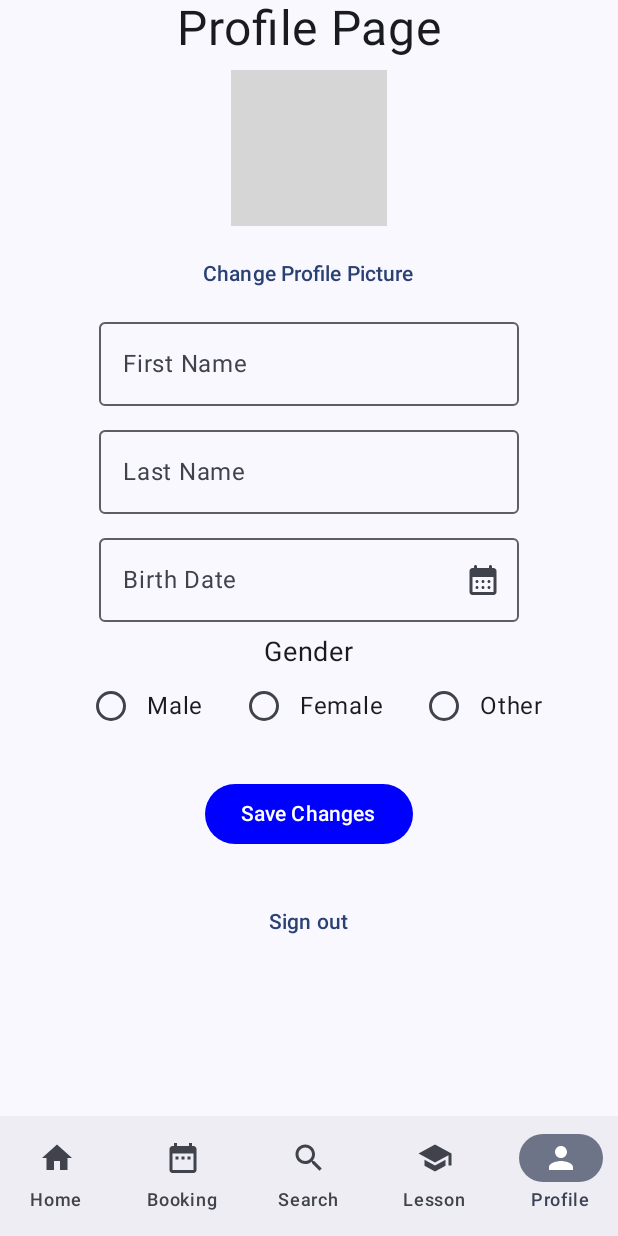
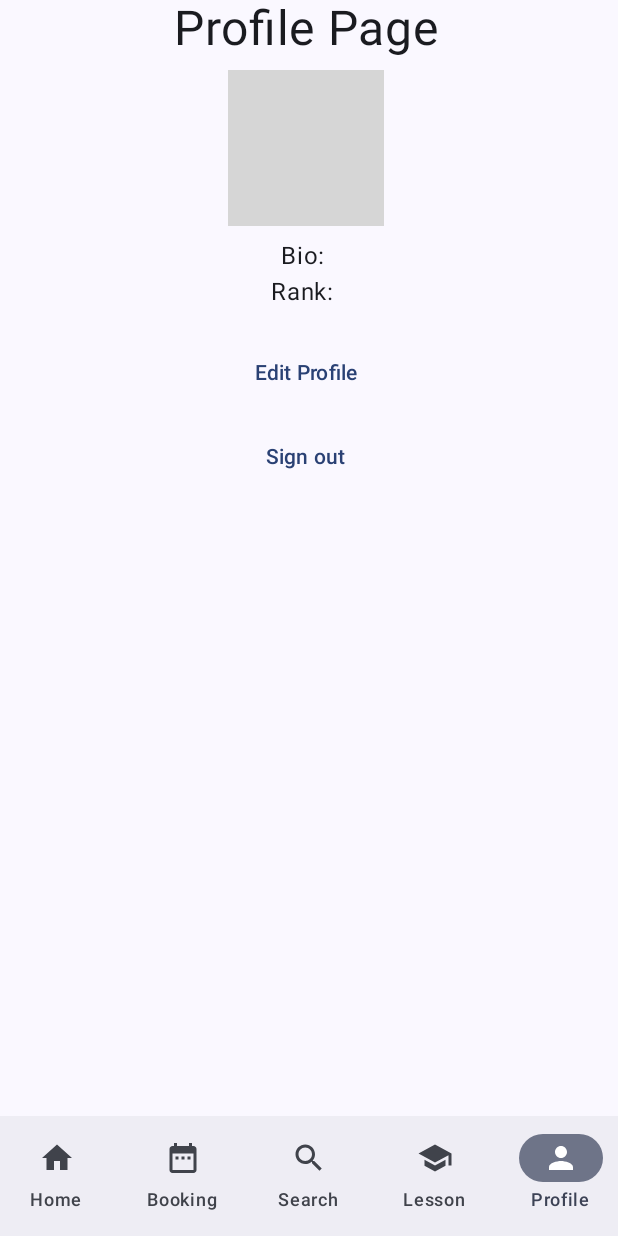
Before and after one commit to PriviteraGabriele/PaddleCenterApp, an Android app built with Jetpack Compose: the ProfilePage screen opened through its navigation route, on a phone screen of 412 x 824 dp. Run offline under Robolectric (Android 15) with nearby library versions, the phone set to English and light mode, and no system bars; our stand-ins replace Firebase (no records; nobody signed in at launch, a user with empty details on screens opened directly), livedata-compose; grey boxes are pictures that could not be loaded.

Commit message:
refactor(ProfilePage): improved logic

```diff
--- a/app/src/main/java/com/example/paddlecenterapp/models/User.kt
+++ b/app/src/main/java/com/example/paddlecenterapp/models/User.kt
@@ -8,5 +8,7 @@ data class User(
     val gender: String = "",
     val profileImageUrl: String? = null,
     val friends: Map<String, Boolean>? = null,
-    val reports: Map<String, Report>? = null
+    val reports: Map<String, Report>? = null,
+    val bio: String = "",
+    val ranking: String = "",
 )
--- a/app/src/main/java/com/example/paddlecenterapp/pages/ProfilePage.kt
+++ b/app/src/main/java/com/example/paddlecenterapp/pages/ProfilePage.kt
@@ -5,8 +5,10 @@ import androidx.activity.compose.rememberLauncherForActivityResult
 import androidx.activity.result.contract.ActivityResultContracts
 import androidx.compose.foundation.Image
 import androidx.compose.foundation.layout.*
+import androidx.compose.foundation.rememberScrollState
 import androidx.compose.foundation.shape.CircleShape
 import androidx.compose.foundation.text.KeyboardOptions
+import androidx.compose.foundation.verticalScroll
 import androidx.compose.material.icons.Icons
 import androidx.compose.material.icons.rounded.CalendarMonth
 import androidx.compose.material3.*
@@ -46,6 +48,11 @@ fun ProfilePage(
     var birthDate by remember { mutableStateOf("") }
     var gender by remember { mutableStateOf("") }
     var profileImageUri by remember { mutableStateOf<Uri?>(null) }
+    var bio by remember { mutableStateOf("") }  // Aggiunto per la bio
+    var ranking by remember { mutableStateOf("") }  // Aggiunto per il rank
+
+    // Stato per la modalità di modifica
+    var isEditing by remember { mutableStateOf(false) }
 
     // Recupera i dati aggiuntivi da Firebase Realtime Database se l'utente è loggato
     LaunchedEffect(currentUser) {
@@ -57,6 +64,8 @@ fun ProfilePage(
                     birthDate = user.birthDate
                     gender = user.gender
                     profileImageUri = user.profileImageUrl?.let { Uri.parse(it) }
+                    bio = user.bio  // Recupera la bio
+                    ranking = user.ranking // Recupera il rank
                 }
             }
         }
@@ -65,9 +74,7 @@ fun ProfilePage(
     // Launcher per selezionare una nuova immagine
     val launcher = rememberLauncherForActivityResult(
         contract = ActivityResultContracts.GetContent()
-    ) { uri: Uri? ->
-        profileImageUri = uri
-    }
+    ) { uri: Uri? -> profileImageUri = uri }
 
     val context = LocalContext.current
     val calendar = Calendar.getInstance()
@@ -91,10 +98,13 @@ fun ProfilePage(
             )
         }
     ) { contentPadding ->
+        // Aggiunta scrollabilità con verticalScroll
         Column(
             modifier = modifier
                 .fillMaxSize()
-                .padding(contentPadding),
+                .padding(contentPadding)
+                .verticalScroll(enabled = true, state = rememberScrollState()) // Scroll abilita
+                .padding(end = 4.dp), // Aggiungi padding per la scrollbar
             horizontalAlignment = Alignment.CenterHorizontally
         ) {
             Text(text = "Profile Page", fontSize = 32.sp)
@@ -108,15 +118,32 @@ fun ProfilePage(
                 ProfileImage(profileImageUri = profileImageUri)
             }
 
-            TextButton(onClick = { launcher.launch("image/*") }) {
-                Text(text = "Change Profile Picture")
-            }
+            // Mostra dati di default (foto, bio, rank)
+            if (!isEditing) {
+                Text(text = "Bio: $bio")
+                Text(text = "Rank: $ranking")
+                Spacer(modifier = Modifier.height(18.dp))
 
-            // Sezione per modificare i dati personali
-            Column(
-                verticalArrangement = Arrangement.Center,
-                horizontalAlignment = Alignment.CenterHorizontally
-            ) {
+                // Tasto per entrare in modalità modifica
+                TextButton(onClick = { isEditing = true }) {
+                    Text(text = "Edit Profile")
+                }
+
+                Spacer(modifier = Modifier.height(8.dp))
+
+                TextButton(onClick = {
+                    authViewModel.signout()
+                    navController.navigate("login") { launchSingleTop = true }
+                }) {
+                    Text(text = "Sign out")
+                }
+            } else {
+                TextButton(onClick = { launcher.launch("image/*") }) {
+                    Text(text = "Change Profile Picture")
+                }
+
+                Spacer(modifier = Modifier.height(8.dp))
+
                 OutlinedTextField(
                     value = firstName,
                     onValueChange = { firstName = it },
@@ -148,6 +175,18 @@ fun ProfilePage(
                 )
                 Spacer(modifier = Modifier.height(8.dp))
 
+                OutlinedTextField(
+                    value = bio,
+                    onValueChange = { bio = it },
+                    label = { Text("Bio") },
+                    modifier = Modifier
+                        .widthIn(min = 80.dp, max = 280.dp) // Imposta la larghezza minima e massima
+                        .heightIn(min = 56.dp) // Imposta un'altezza minima, può espandersi
+                        .fillMaxWidth() // Mantiene la larghezza fissa all'interno dei limiti
+                )
+
+                Spacer(modifier = Modifier.height(8.dp))
+
                 // Sezione del genere con RadioButton
                 Text(text = "Gender", fontSize = 18.sp)
                 Row(
@@ -161,26 +200,19 @@ fun ProfilePage(
                         }
                     }
                 }
+
                 Spacer(modifier = Modifier.height(24.dp))
 
                 Button(
                     onClick = {
                         authViewModel.updateProfile(
-                            firstName, lastName, birthDate, gender, profileImageUri
+                            firstName, lastName, birthDate, gender, profileImageUri, bio
                         )
+                        isEditing = false  // Esci dalla modalità di modifica
                     },
                     colors = ButtonDefaults.buttonColors(containerColor = Color.Blue)
                 ) {
                     Text(text = "Save Changes", color = Color.White)
-                }
-
-                Spacer(modifier = Modifier.height(24.dp))
-
-                TextButton(onClick = {
-                    authViewModel.signout()
-                    navController.navigate("login") { launchSingleTop = true }
-                }) {
-                    Text(text = "Sign out")
                 }
             }
         }
```
Also changed, not shown: app/src/main/java/com/example/paddlecenterapp/AuthViewModel.kt (+4 -3 lines).
